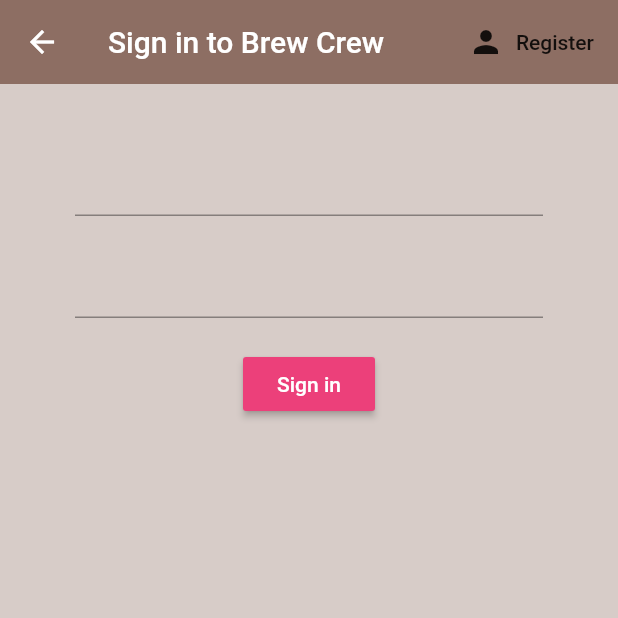
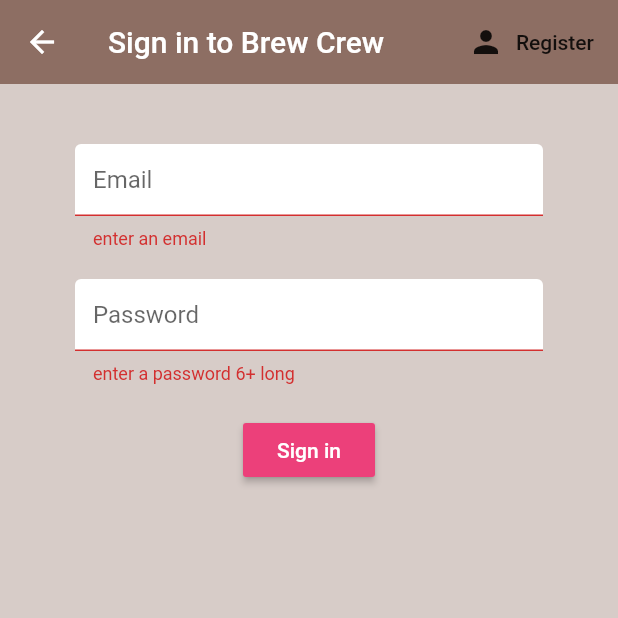
Before and after one commit to shafeeq2019/brew-crew, a Flutter app: the SignIn screen opened directly, after a tap on "Sign in", on a phone screen of 412 x 824 dp, the top half of it. Run offline on Flutter 3.47's test engine with Material 2 defaults, Android fonts, the phone set to English and light mode, and no system bars; our stand-ins replace firebase_auth, firebase_core; accounts and stored records are empty.

Commit message:
Sign in and register fields

```diff
--- a/lib/screens/authenticate/register.dart
+++ b/lib/screens/authenticate/register.dart
@@ -1,4 +1,5 @@
 import 'package:brew_crew/services/auth.dart';
+import 'package:brew_crew/shared/constants.dart';
 import 'package:flutter/material.dart';
 
 class Register extends StatefulWidget {
@@ -11,6 +12,8 @@
 class _RegisterState extends State<Register> {
   String email = '';
   String password = '';
+  String error = '';
+  final _formkey = GlobalKey<FormState>();
   @override
   Widget build(BuildContext context) {
     return Scaffold(
@@ -31,12 +34,15 @@
       body: Container(
           padding: EdgeInsets.symmetric(vertical: 20, horizontal: 50),
           child: Form(
+              key: _formkey,
               child: Column(
                 children: <Widget>[
                   SizedBox(
                     height: 20,
                   ),
                   TextFormField(
+                    decoration: textInputDecoration.copyWith(hintText: 'Email'),
+                    validator: (val) => val!.isEmpty ? 'enter an email' : null,
                     onChanged: (val) {
                       setState(() {
                         email = val;
@@ -47,6 +53,10 @@
                     height: 20,
                   ),
                   TextFormField(
+                    decoration:
+                        textInputDecoration.copyWith(hintText: 'Password'),
+                    validator: (val) =>
+                        val!.length < 6 ? 'enter a password 6+ long' : null,
                     obscureText: true,
                     onChanged: (val) {
                       password = val;
@@ -57,15 +67,29 @@
                   ),
                   RaisedButton(
                       onPressed: () async {
-                    print(email);
-                    print(password);
-                    await AuthService.singup(email, password);
+                        if (_formkey.currentState!.validate()) {
+                          dynamic result =
+                              await AuthService.registerWithEmailAndPassword(
+                                  email, password);
+                          if (result == null) {
+                            setState(() {
+                              error = 'Please supply a valid email';
+                            });
+                          }
+                        }
                       },
                       color: Colors.pink[400],
                       child: Text(
                         'Register',
                         style: TextStyle(color: Colors.white),
                       )),
+                  SizedBox(
+                    height: 5,
+                  ),
+                  Text(
+                    error,
+                    style: TextStyle(color: Colors.red, fontSize: 14),
+                  )
                 ],
               ))),
     );
--- a/lib/screens/authenticate/singn_in.dart
+++ b/lib/screens/authenticate/singn_in.dart
@@ -1,5 +1,6 @@
 import 'package:brew_crew/models/appUser.dart';
 import 'package:brew_crew/services/auth.dart';
+import 'package:brew_crew/shared/constants.dart';
 import 'package:flutter/material.dart';
 import 'dart:convert';
 
@@ -13,6 +14,8 @@
 class _SignInState extends State<SignIn> {
   String email = '';
   String password = '';
+  String error = '';
+  final _formkey = GlobalKey<FormState>();
 
   @override
   Widget build(BuildContext context) {
@@ -34,12 +37,15 @@
       body: Container(
           padding: EdgeInsets.symmetric(vertical: 20, horizontal: 50),
           child: Form(
+              key: _formkey,
               child: Column(
                 children: <Widget>[
                   SizedBox(
                     height: 20,
                   ),
                   TextFormField(
+                    decoration: textInputDecoration.copyWith(hintText: 'Email'),
+                    validator: (val) => val!.isEmpty ? 'enter an email' : null,
                     onChanged: (val) {
                       setState(() {
                         email = val;
@@ -50,6 +56,10 @@
                     height: 20,
                   ),
                   TextFormField(
+                    decoration:
+                        textInputDecoration.copyWith(hintText: 'Password'),
+                    validator: (val) =>
+                        val!.length < 6 ? 'enter a password 6+ long' : null,
                     obscureText: true,
                     onChanged: (val) {
                       password = val;
@@ -60,15 +70,30 @@
                   ),
                   RaisedButton(
                       onPressed: () async {
-                    AppUser user = await AuthService.signIn(email, password);
-                    print("shafeeq");
-                    print(user.uid);
+                        if (_formkey.currentState!.validate()) {
+                          dynamic result =
+                              await AuthService.signInWithEmailAndPassword(
+                                  email, password);
+                          if (result == null) {
+                            setState(() {
+                              error =
+                                  'could not sign in with those credentials';
+                            });
+                          }
+                        }
                       },
                       color: Colors.pink[400],
                       child: Text(
                         'Sign in',
                         style: TextStyle(color: Colors.white),
                       )),
+                  SizedBox(
+                    height: 5,
+                  ),
+                  Text(
+                    error,
+                    style: TextStyle(color: Colors.red, fontSize: 14),
+                  )
                 ],
               ))),
     );
--- a/lib/services/auth.dart
+++ b/lib/services/auth.dart
@@ -25,7 +25,8 @@
   }
 
   // sing with email and password
-  static Future signIn(String email, String password) async {
+  static Future signInWithEmailAndPassword(
+      String email, String password) async {
     try {
       UserCredential result = await _auth.signInWithEmailAndPassword(
           email: email, password: password);
@@ -38,11 +39,11 @@
   }
 
   // register with email and password
-  static Future singup(String email, String password) async {
+  static Future registerWithEmailAndPassword(
+      String email, String password) async {
     try {
       UserCredential result = await _auth.createUserWithEmailAndPassword(
           email: email, password: password);
-      print(UserCredential);
       AppUser user = AppUser(uid: result.user!.uid);
       return user;
     } catch (e) {
--- /dev/null
+++ b/lib/shared/constants.dart
@@ -0,0 +1,11 @@
+import 'package:flutter/material.dart';
+
+const textInputDecoration = InputDecoration(
+    fillColor: Colors.white,
+    filled: true,
+    enabledBorder: OutlineInputBorder(
+      borderSide: BorderSide(color: Colors.white, width: 2),
+    ),
+    focusedBorder: OutlineInputBorder(
+      borderSide: BorderSide(color: Colors.pink, width: 2),
+    ));
--- a/pubspec.yaml
+++ b/pubspec.yaml
@@ -32,6 +32,7 @@
   firebase_auth: ^3.2.0
   cloud_firestore: ^3.1.0
   provider: ^6.0.1
+  flutter_spinkit: ^5.1.0
 
   # The following adds the Cupertino Icons font to your application.
   # Use with the CupertinoIcons class for iOS style icons.
```
Also changed, not shown: pubspec.lock. Lines whose indentation alone changed are shown as unchanged.
